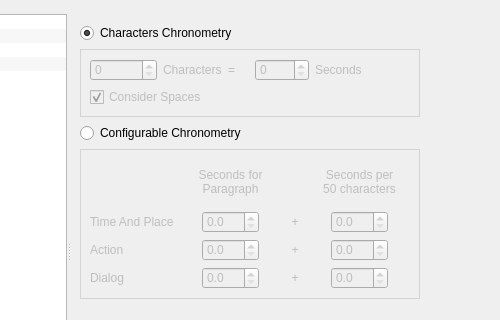
dimkanovikov/KITScenarist, file src/bin/Scenarist/UserInterfaceLayer/Settings/SettingsView.ui: the form before one commit; both pictures show x 205 to 705 and y 0 to 320 of the 976 by 501 pixel window.
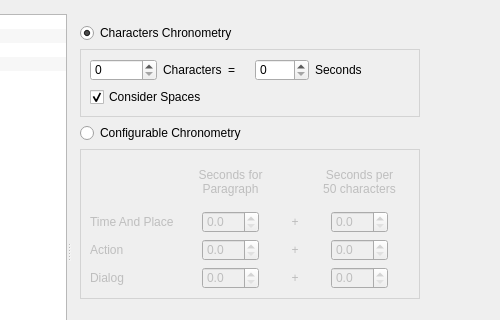
The form after the commit. Icons and pictures are not drawn.

```diff
--- a/src/bin/Scenarist/UserInterfaceLayer/Settings/SettingsView.ui
+++ b/src/bin/Scenarist/UserInterfaceLayer/Settings/SettingsView.ui
@@ -805,9 +805,6 @@
               </item>
               <item row="1" column="0" colspan="2">
                <widget class="QGroupBox" name="charactersChronometryGroup">
-                <property name="enabled">
-                 <bool>false</bool>
-                </property>
                 <property name="title">
                  <string/>
                 </property>
```
